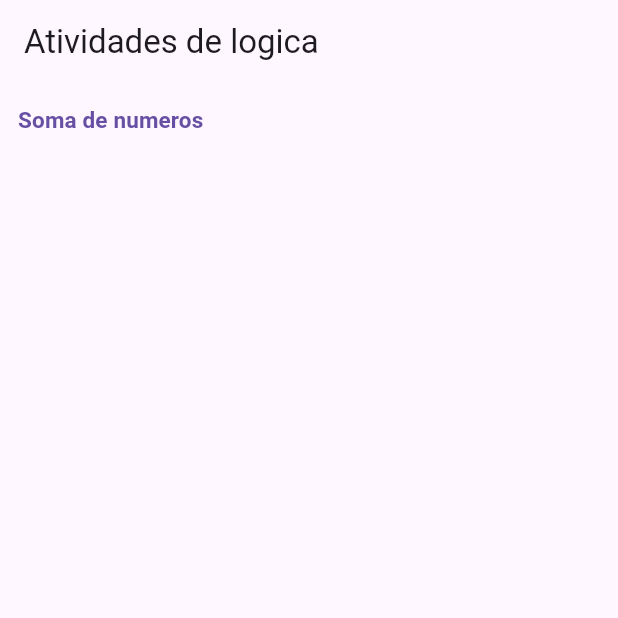
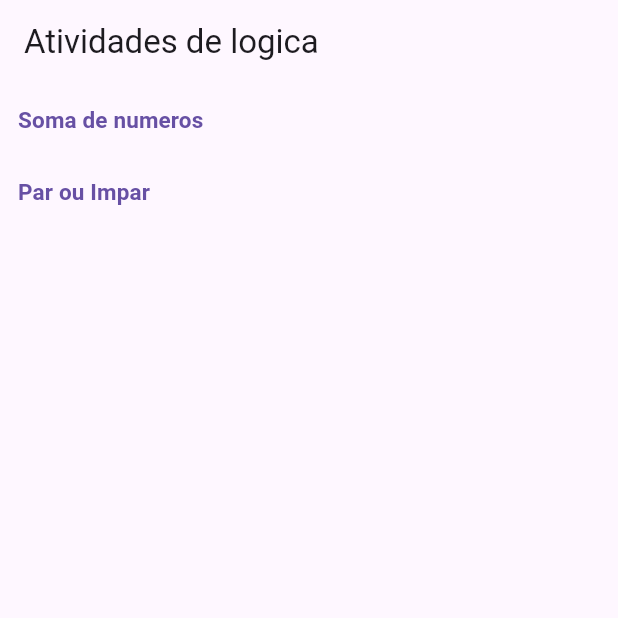
Before and after one commit to Nathansantosn/Estudo_Logica_dart, a Flutter app: the screen it shows after launch, on a phone screen of 412 x 824 dp, the top half of it. Run offline on Flutter 3.47's test engine with Material 3 defaults, Android fonts, the phone set to English and light mode, and no system bars.

```diff
--- a/lib/pages/home_page.dart
+++ b/lib/pages/home_page.dart
@@ -1,3 +1,4 @@
+import 'package:estudo_dart_flutter/segundo_estudo_logica/par_ou_impar.dart';
 import 'package:estudo_dart_flutter/segundo_estudo_logica/soma_de_numeros.dart';
 import 'package:flutter/material.dart';
 
@@ -41,6 +42,24 @@ class _HomePageState extends State<HomePage> {
                     ),
                   ],
                 ),
+                Row(
+                  mainAxisAlignment: MainAxisAlignment.start,
+                  children: [
+                    TextButton(
+                      onPressed: () => Navigator.push(
+                        context,
+                        MaterialPageRoute(builder: (context) => ParOuImpar()),
+                      ),
+                      child: Text(
+                        "Par ou Impar",
+                        style: TextStyle(
+                          fontWeight: FontWeight.bold,
+                          fontSize: 15,
+                        ),
+                      ),
+                    ),
+                  ],
+                ),
               ],
             ),
           ),
```
